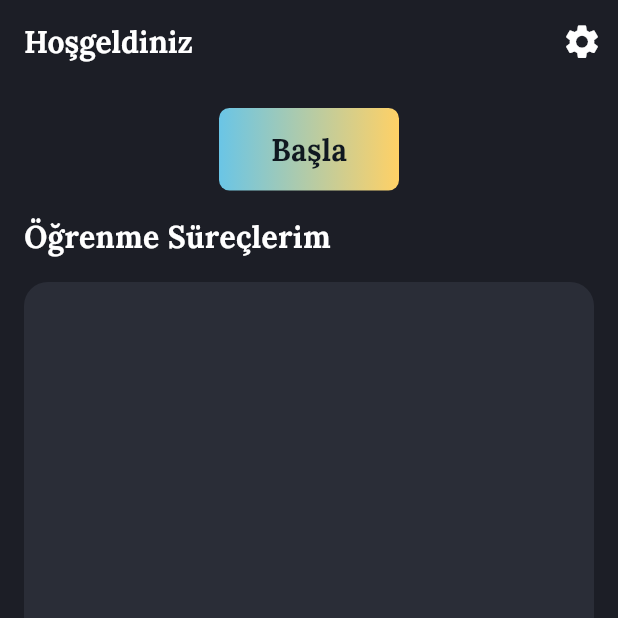
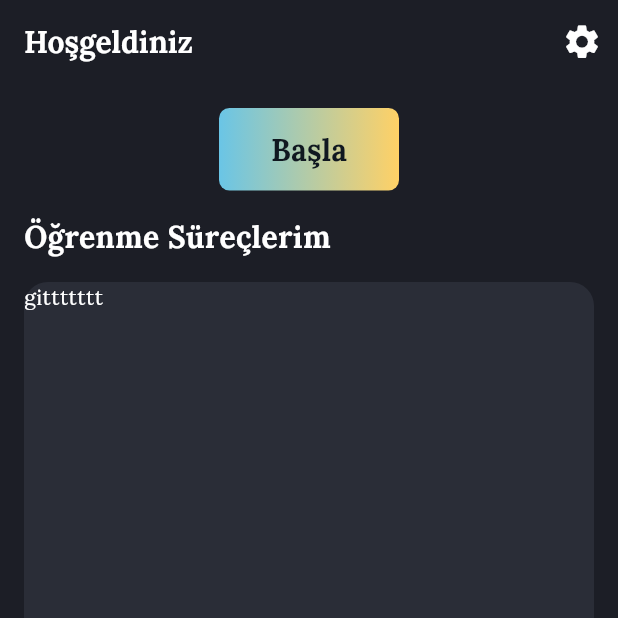
Before and after one commit to ismailVasip/PiggyBank, a Flutter app: the screen it shows after launch, on a phone screen of 412 x 824 dp, the top half of it. Run offline on Flutter 3.47's test engine with Material 3 defaults, Android fonts, the phone set to English and light mode, and no system bars; our stand-ins replace shared_preferences; project files that could hold a hidden picture were left out.

Commit message:
learning process page added

```diff
--- a/lib/core/theme/app_pallete.dart
+++ b/lib/core/theme/app_pallete.dart
@@ -19,6 +19,16 @@ class AppPalette {
   static const Color gradient1 = Color(0xFF6AC5E6); // Canlandırıcı açık mavi
   static const Color gradient2 = Color(0xFFFFD166); // Hafif sıcak sarı (dikkati artırır)
   static const Color gradient3 = Color(0xFFFD8A8A); // Pastel kırmızımsı turuncu (motivasyon artırır)
+  static const Color gradient4 = Color(0xFFA29BFE); // Hafif mor (Yaratıcılığı artırır)
+  static const Color gradient5 = Color(0xFFFFA69E); // Sıcak pembe (İlgi çekici, enerjik)
+  static const Color gradient6 = Color(0xFFFFC75F); // Canlı turuncu (Öğrenme isteğini artırır)
+  static const Color gradient7 = Color(0xFF6A0572); // Derin mor (Odaklanmayı teşvik eder)
+  static const Color gradient8 = Color(0xFF3A86FF); // Canlı mavi (Bilişsel yetileri destekler)
+  static const Color gradient9 = Color(0xFF28CC9E); // Nane yeşili (Dingin ama motive edici)
+  static const Color gradient10 = Color(0xFFD72638); // Koyu kırmızı (Kararlılığı ve enerjiyi artırır)
+  static const Color gradient11 = Color(0xFF06D6A0); // Açık yeşil (Zihinsel rahatlık sağlar)
+  static const Color gradient12 = Color(0xFF8338EC); // Elektrik moru (Yaratıcılığı tetikler)
+  static const Color gradient13 = Color(0xFFFFB5A7); // Pastel turuncu (Sıcaklık ve güven hissi verir)
 
   // **Liste & Kart İçeriği için Arka Planlar**
   static const Color listTileColor = Color(0xFFF4F4F8); // Hafif pastel gri-mavi (sakinleştirici)
--- a/lib/core/theme/app_theme.dart
+++ b/lib/core/theme/app_theme.dart
@@ -13,7 +13,10 @@ class AppTheme {
   static final themeMode = ThemeData.light().copyWith(
     scaffoldBackgroundColor: AppPalette.backgroundColor,
     textTheme: AppTextTheme.loraTextTheme,
-    appBarTheme: AppBarTheme(backgroundColor: AppPalette.backgroundColor),
+    appBarTheme: AppBarTheme(
+      backgroundColor: AppPalette.backgroundColor,
+      foregroundColor: AppPalette.whiteColor
+    ),
     inputDecorationTheme: InputDecorationTheme(
       contentPadding: const EdgeInsets.all(17.0),
       enabledBorder: _border(),
--- a/lib/features/learning_process/presentation/pages/home_page.dart
+++ b/lib/features/learning_process/presentation/pages/home_page.dart
@@ -2,6 +2,7 @@ import "package:flutter/material.dart";
 import "package:piggy_bank/core/localization/locale_manager.dart";
 import "package:piggy_bank/core/theme/app_pallete.dart";
 import "package:piggy_bank/core/theme/app_text_theme.dart";
+import "package:piggy_bank/features/learning_process/presentation/pages/learning_process_page.dart";
 import "package:piggy_bank/features/learning_process/presentation/pages/settings.dart";
 import "package:piggy_bank/features/learning_process/presentation/widgets/process_button.dart";
 import "package:piggy_bank/features/learning_process/presentation/widgets/process_field.dart";
@@ -51,11 +52,21 @@ class HomePage extends StatelessWidget {
             const SizedBox(height: 16),
             Container(
               height: 500,
+              width: double.infinity,
               decoration: BoxDecoration(
                 color: AppPalette.secondaryBackgroundColor,
                 borderRadius: BorderRadius.circular(16.0),
               ),
-              child: Container(),
+              child: SizedBox(
+                height: 40,
+                width: 40,
+                child: GestureDetector(
+                  onTap: (){
+                    Navigator.push(context, LearningProcessPage.route());
+                  },
+                  child: Text("gittttttt"),
+                ),
+              ),
             ),
           ],
         ),
--- a/lib/features/learning_process/presentation/widgets/start_button.dart
+++ b/lib/features/learning_process/presentation/widgets/start_button.dart
@@ -5,7 +5,11 @@ import 'package:piggy_bank/core/theme/app_text_theme.dart';
 class StartButton extends StatelessWidget {
   final Function() showAlertDialog;
   final String text;
-  const StartButton({super.key,required this.text,required this.showAlertDialog});
+  const StartButton({
+    super.key,
+    required this.text,
+    required this.showAlertDialog,
+  });
 
   @override
   Widget build(BuildContext context) {
@@ -22,15 +26,16 @@ class StartButton extends StatelessWidget {
         child: ElevatedButton(
           style: ElevatedButton.styleFrom(
             fixedSize: Size(120, 55),
-                    backgroundColor:
-                        AppPalette.transparentColor, //for show gradient
+            backgroundColor: AppPalette.transparentColor, //for show gradient
             shadowColor:
                 AppPalette.transparentColor, //for exactly show gradient
           ),
-                  onPressed:showAlertDialog,
+          onPressed: showAlertDialog,
           child: Text(
             text,
-                    style: AppTextTheme.loraTextTheme.headlineMedium!.copyWith(color: AppPalette.primaryTextColor),
+            style: AppTextTheme.loraTextTheme.headlineMedium!.copyWith(
+              color: AppPalette.primaryTextColor,
+            ),
           ),
         ),
       ),
--- a/pubspec.yaml
+++ b/pubspec.yaml
@@ -39,6 +39,7 @@ dependencies:
   intl: ^0.19.0
   shared_preferences: ^2.5.2
   provider: ^6.1.2
+  auto_size_text: ^3.0.0
 
 dev_dependencies:
   flutter_test:
```
Also changed, not shown: assets/lang/en.json (+11 -1 lines), assets/lang/tr.json (+11 -1 lines), lib/core/theme/app_text_theme.dart (+8 -0 lines), lib/features/learning_process/presentation/pages/learning_process_page.dart (added, +231 -0 lines), pubspec.lock. Lines whose indentation alone changed are shown as unchanged.
